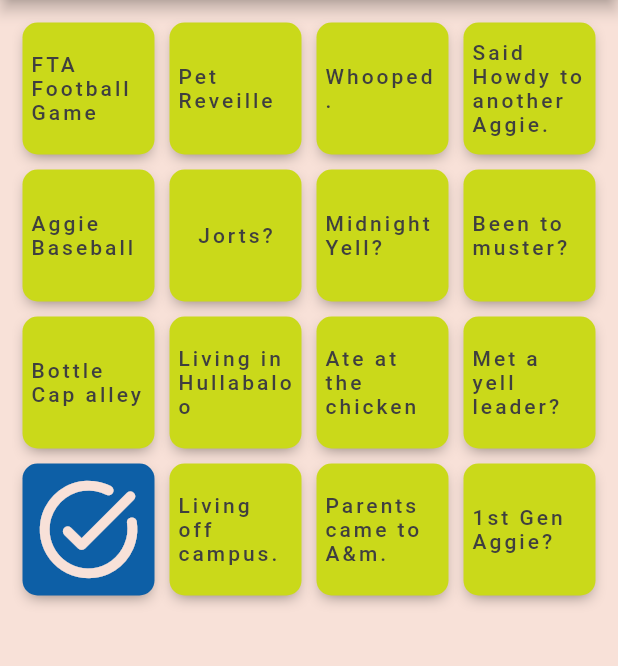
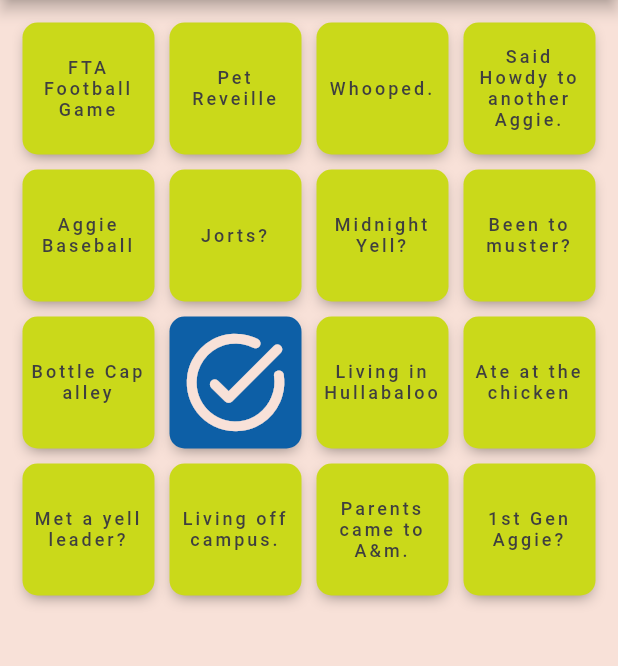
Before and after one commit to snehasingh95/MyBINGO, a Flutter app: the screen it shows after launch, on a phone screen of 412 x 824 dp, the part 84-750 px from its top. Run offline on Flutter 3.47's test engine with Material 2 defaults, Android fonts, the phone set to English and light mode, and no system bars.

Commit message:
Tile Text Style / Alignment fix

```diff
--- a/assets/data/json/grid_data_4x4.json
+++ b/assets/data/json/grid_data_4x4.json
@@ -30,6 +30,10 @@
             "task": "Bottle Cap alley"
         },
         {
+            "task": "Free!",
+            "free": true
+        },
+        {
             "task": "Living in Hullabaloo"
         },
         {
@@ -37,10 +41,6 @@
         },
         {
             "task": "Met a yell leader?"
-        },
-        {
-            "task": "Free!",
-            "free": true
         },
         {
             "task": "Living off campus."
--- a/lib/pages/tileWidget.dart
+++ b/lib/pages/tileWidget.dart
@@ -64,9 +64,10 @@ class _TileWidgetState extends State<TileWidget> {
           color: ColorCode.GREY,
           fontFamily: 'Roboto',
           fontWeight: FontWeight.w500,
-          fontSize: 14.0,
+          fontSize: 12.0,
           letterSpacing: 2.0,
         ),
+        textAlign: TextAlign.center,
       ),
     );
   }
```
